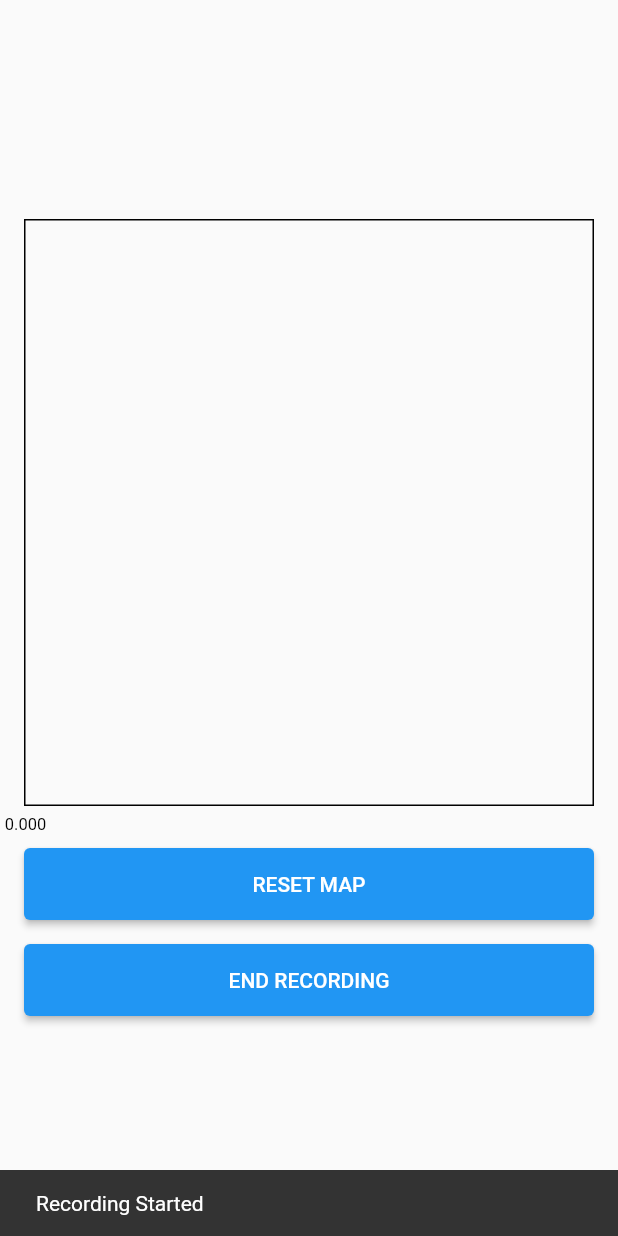
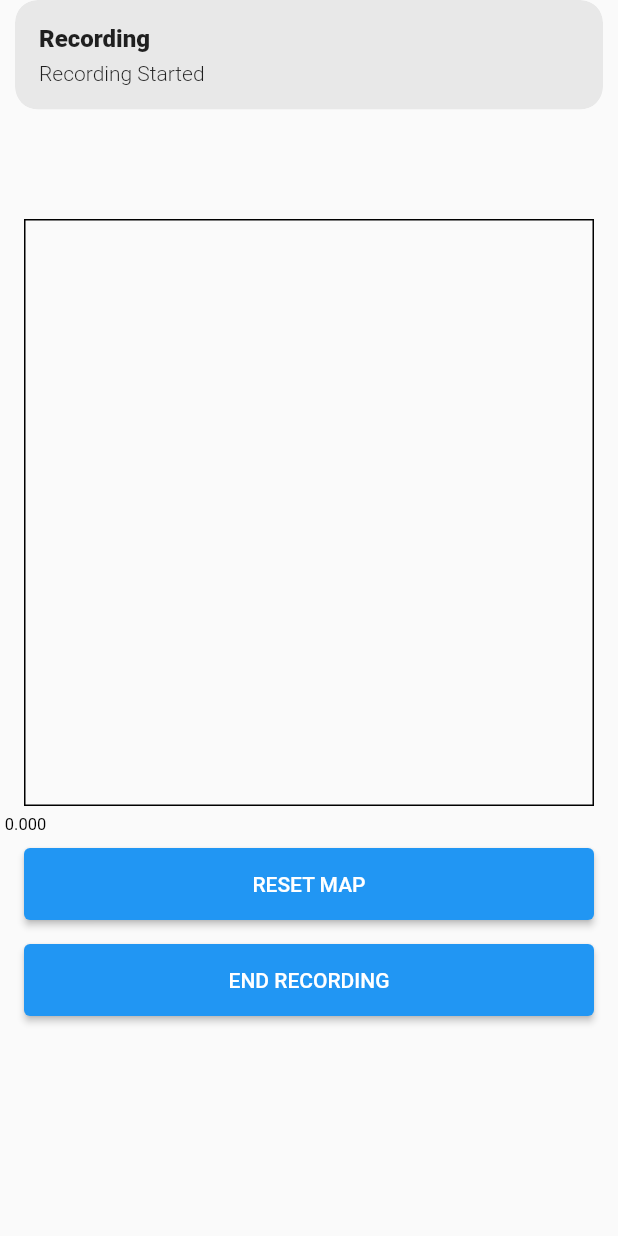
Before and after one commit to Coffiie/accelerometer_visualization, a Flutter app: the screen it shows after launch, after a tap on "START RECORDING", on a phone screen of 412 x 824 dp. Run offline on Flutter 3.47's test engine with Material 2 defaults, Android fonts, the phone set to English and light mode, and no system bars; drawn by our look-alikes of fl_chart; our stand-ins replace get, sensors, stacked.

```diff
--- a/lib/home/HomeView.dart
+++ b/lib/home/HomeView.dart
@@ -1,44 +1,45 @@
 import 'package:flutter/material.dart';
-import 'package:stacked/stacked.dart';
-import 'package:visualize_threshold_app/home/HomeViewModel.dart';
+import 'package:get/get.dart';
 import 'package:fl_chart/fl_chart.dart';
+import 'package:visualize_threshold_app/home/controllers/accelerometer_controller.dart';
 
 class HomeView extends StatelessWidget {
-  List<Color> gradientColors = [
+  final List<Color> gradientColors = [
     const Color(0xff23b6e6),
     const Color(0xff02d39a),
   ];
   final GlobalKey<ScaffoldState> _scaffoldKey = GlobalKey<ScaffoldState>();
+  final AccelerometerController accController =
+      Get.put(AccelerometerController());
   @override
   Widget build(BuildContext context) {
     return Scaffold(
       key: _scaffoldKey,
       //appBar: AppBar(title: Text("HomeView")),
-      body: ViewModelBuilder<HomeViewModel>.reactive(
-        viewModelBuilder: () => HomeViewModel(),
-        onModelReady: (model) => model.initHomeView(_scaffoldKey),
-        builder: (context, model, _) => SafeArea(
+      body: SafeArea(
         child: Padding(
           padding: const EdgeInsets.all(16.0),
           child: SingleChildScrollView(
             child: Column(
               children: [
                 Container(
-                    padding: EdgeInsets.only(top:130),
+                  padding: EdgeInsets.only(top: 130),
                   width: MediaQuery.of(context).size.width,
                   height: MediaQuery.of(context).size.height / 1.5,
-                    child: LineChart(
-
-                      LineChartData(titlesData: FlTitlesData(
+                  child: Obx(
+                    () => LineChart(
+                      LineChartData(
+                          titlesData: FlTitlesData(
                             leftTitles: SideTitles(reservedSize: 0),
-                      ),lineBarsData: [
+                          ),
+                          lineBarsData: [
                             LineChartBarData(
                                 dotData: FlDotData(checkToShowDot: (bar, data) {
                                   return false;
                                 }),
                                 preventCurveOverShooting: true,
                                 isCurved: true,
-                            spots: model.spotsListAccX),
+                                spots: accController.spotsListAccX),
                             LineChartBarData(
                                 dotData: FlDotData(checkToShowDot: (bar, data) {
                                   return false;
@@ -46,7 +47,7 @@ class HomeView extends StatelessWidget {
                                 isCurved: true,
                                 preventCurveOverShooting: true,
                                 colors: [Colors.yellow],
-                            spots: model.spotsListAccY),
+                                spots: accController.spotsListAccY),
                             LineChartBarData(
                                 dotData: FlDotData(
                                   show: false,
@@ -57,18 +58,27 @@ class HomeView extends StatelessWidget {
                                 barWidth: 4,
                                 colors: [Colors.blue],
                                 belowBarData: BarAreaData(show: true, colors: [
-                ColorTween(begin: gradientColors[0], end: gradientColors[1]).lerp(0.2).withOpacity(0.1),
-                ColorTween(begin: gradientColors[0], end: gradientColors[1]).lerp(0.2).withOpacity(0.1),
+                                  ColorTween(
+                                          begin: gradientColors[0],
+                                          end: gradientColors[1])
+                                      .lerp(0.2)
+                                      .withOpacity(0.1),
+                                  ColorTween(
+                                          begin: gradientColors[0],
+                                          end: gradientColors[1])
+                                      .lerp(0.2)
+                                      .withOpacity(0.1),
                                 ]),
-                            spots: model.spotsListAccZ)
+                                spots: accController.spotsListAccZ)
                           ]),
+                    ),
                   ),
                 ),
                 Row(
                   children: [
                     Expanded(
                       child: RaisedButton(
-                          onPressed: model.clearGraph,
+                        onPressed: accController.clearGraph,
                         child: Text("RESET MAP"),
                       ),
                     ),
@@ -81,11 +91,12 @@ class HomeView extends StatelessWidget {
                   children: [
                     Expanded(
                       child: RaisedButton(
-                          onPressed: model.handleRecordingButton,
-                          child: Text(model.isRecording
+                          onPressed: accController.handleRecordingButton,
+                          child: Obx(
+                            () => Text(accController.isRecording.value
                                 ? "END RECORDING"
                                 : "START RECORDING"),
-                        ),
+                          )),
                     ),
                   ],
                 ),
@@ -97,7 +108,6 @@ class HomeView extends StatelessWidget {
           ),
         ),
       ),
-      ),
     );
   }
 }
--- a/lib/home/HomeViewModel.dart
+++ b/lib/home/HomeViewModel.dart
@@ -7,7 +7,6 @@ import 'package:sensors/sensors.dart';
 
 class HomeViewModel extends BaseViewModel {
   StreamSubscription<UserAccelerometerEvent> _subscriptionAcc;
-  StreamSubscription<GyroscopeEvent> _subscriptionGyro;
   GlobalKey<ScaffoldState> _scaffoldKey;
   List<FlSpot> _spotsListAccX;
   List<FlSpot> _spotsListAccY;
--- /dev/null
+++ b/lib/home/controllers/accelerometer_controller.dart
@@ -0,0 +1,137 @@
+import 'dart:async';
+import 'package:fl_chart/fl_chart.dart';
+import 'package:flutter/cupertino.dart';
+import 'package:flutter/material.dart';
+import 'package:get/get.dart';
+import 'package:stacked/stacked.dart';
+import 'package:sensors/sensors.dart';
+
+class AccelerometerController extends GetxController {
+  StreamSubscription<UserAccelerometerEvent> _subscriptionAcc;
+  // List<FlSpot> _spotsListAccX;
+  // List<FlSpot> _spotsListAccY;
+  // List<FlSpot> _spotsListAccZ;
+  // List<FlSpot> get spotsListAccX => _spotsListAccX;
+  // List<FlSpot> get spotsListAccZ => _spotsListAccZ;
+  // List<FlSpot> get spotsListAccY => _spotsListAccY;
+  double _counter = 0.0;
+
+  List<FlSpot> spotsListAccX;
+  List<FlSpot> spotsListAccY;
+  List<FlSpot> spotsListAccZ;
+
+  // set spotsListAccX(value) {
+  //   _spotsListAccX = value;
+  // }
+
+  // set spotsListAccY(value) {
+  //   _spotsListAccY = value;
+  // }
+
+  // set spotsListAccZ(value) {
+  //   _spotsListAccZ = value;
+  // }
+
+  //button
+  var isRecording = false.obs;
+
+
+  @override
+  void onInit() {
+    initSpotsList();
+    super.onInit();
+  }
+
+  void initSpotsList() {
+    if (spotsListAccX == null) {
+      spotsListAccX = List<FlSpot>().obs;
+    }
+    if (spotsListAccY == null) {
+      spotsListAccY = List<FlSpot>().obs;
+    }
+    if (spotsListAccZ == null) {
+      spotsListAccZ = List<FlSpot>().obs;
+    }
+    spotsListAccX.add(FlSpot(0, 0));
+    spotsListAccY.add(FlSpot(0, 0));
+    spotsListAccZ.add(FlSpot(0, 0));
+  }
+
+  void _listenToAccelerometerStream() {
+    _subscriptionAcc = userAccelerometerEvents.listen((data) async {
+      _addToSpotsLists(data);
+    });
+  }
+
+  void _addToSpotsLists(UserAccelerometerEvent data) {
+    _counter = _counter + 0.1;
+    spotsListAccX.add(FlSpot(_counter, data.x));
+    spotsListAccY.add(FlSpot(_counter, data.y));
+    spotsListAccZ.add(FlSpot(_counter, data.z));
+
+    // spotsListAccX = spotsListAccX;
+    // spotsListAccY = spotsListAccY;
+    // spotsListAccZ = spotsListAccZ;
+  }
+
+  void _clearSpotsLists() {
+    spotsListAccX.clear();
+    spotsListAccY.clear();
+    spotsListAccZ.clear();
+    spotsListAccX.add(FlSpot(0, 0));
+    spotsListAccY.add(FlSpot(0, 0));
+    spotsListAccZ.add(FlSpot(0, 0));
+    _counter = 0;
+  }
+
+  // void _listenToGyroStream() {
+  //   _subscriptionGyro =
+  //       gyroscopeEvents.listen((data) => print(data.toString()));
+  // }
+
+  void _pauseAccelerometerStream() {
+    _subscriptionAcc.cancel();
+  }
+
+  void _resumeAccelerometerStream() {
+    _subscriptionAcc.resume();
+  }
+
+  void startRecording() {
+    isRecording.value = true;
+    _listenToAccelerometerStream();
+    _showSnackBar(content: "Recording Started");
+  }
+
+  void endRecording() {
+    isRecording.value = false;
+    _pauseAccelerometerStream();
+    _showSnackBar(content: "Recording Ended");
+  }
+
+  void clearGraph() {
+    _clearSpotsLists();
+    print(spotsListAccZ.length);
+  }
+
+  void _showSnackBar({String content}) {
+    Get.snackbar("Recording",content,duration: Duration(seconds:3));
+    // scaffoldKey.currentState
+    //     .hideCurrentSnackBar(reason: SnackBarClosedReason.swipe);
+    // var snackBar = SnackBar(
+    //   content: Text("$content"),
+    //   duration: Duration(seconds: 3),
+    // );
+    // scaffoldKey.currentState.showSnackBar(snackBar);
+  }
+
+  void handleRecordingButton() {
+    print(isRecording.value ? "Stop" : "Start");
+    print(spotsListAccZ.length);
+    if (isRecording.value) {
+      endRecording();
+    } else {
+      startRecording();
+    }
+  }
+}
--- a/pubspec.yaml
+++ b/pubspec.yaml
@@ -26,6 +26,7 @@ dependencies:
   stacked: ^1.7.7
   sensors: ^0.4.2+6
   fl_chart: ^0.12.2
+  get: ^3.24.0
 
   # The following adds the Cupertino Icons font to your application.
   # Use with the CupertinoIcons class for iOS style icons.
```
Lines whose indentation alone changed are shown as unchanged.
